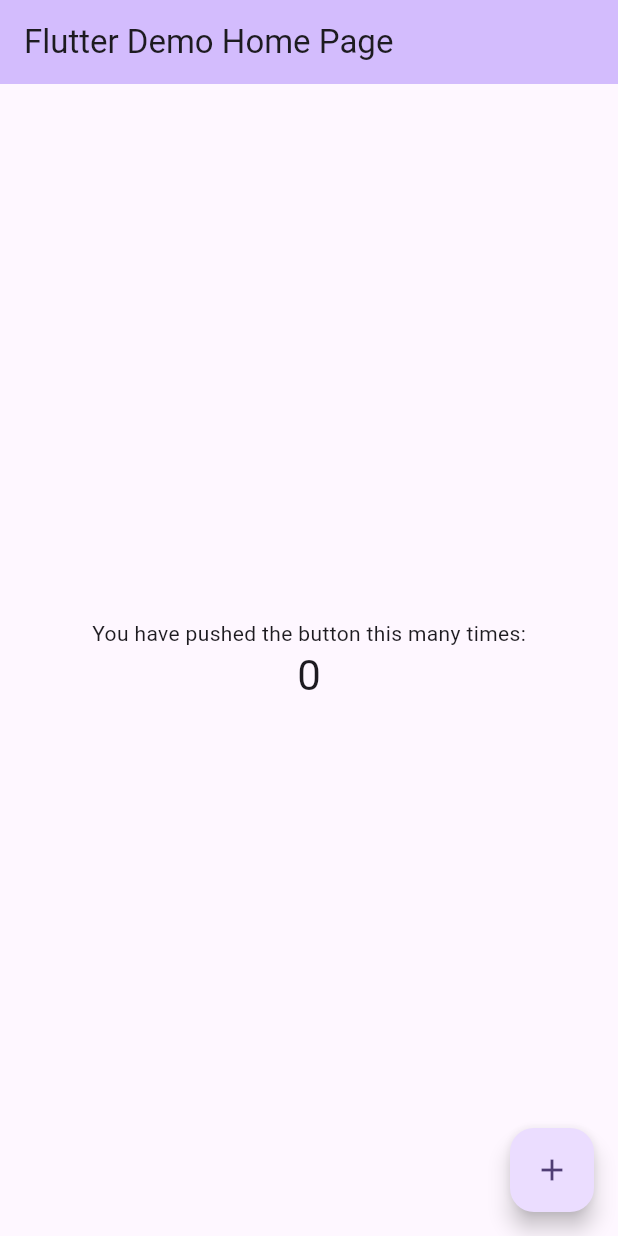
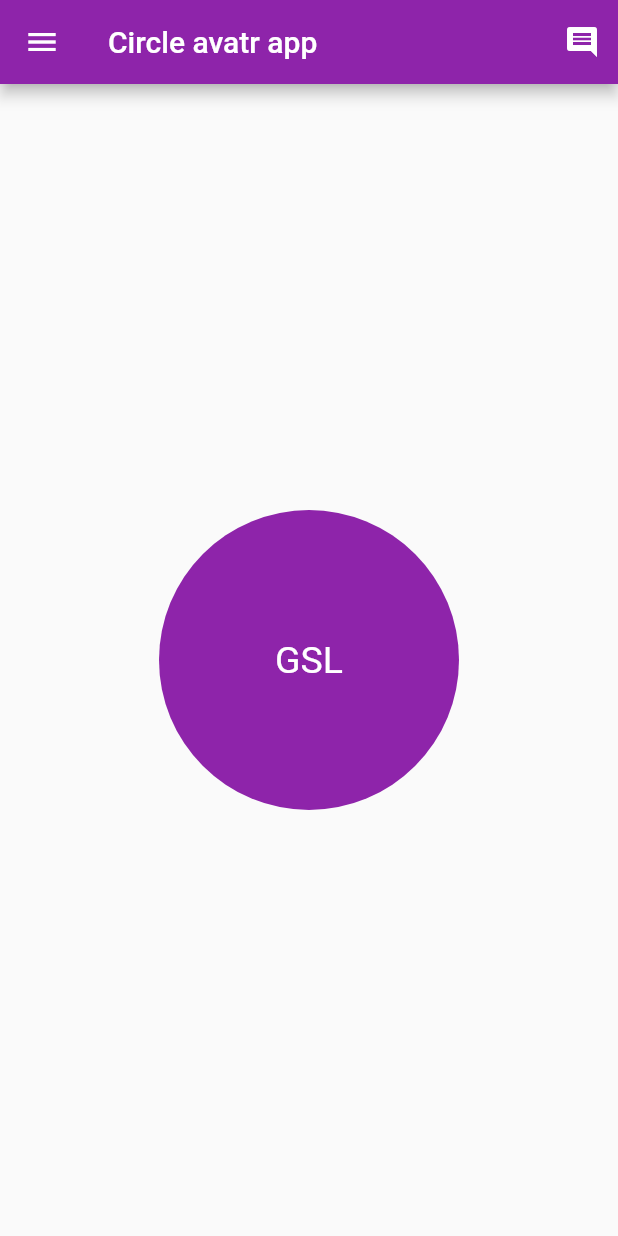
Before and after one commit to KSP11Kavya/circlee_avatarr, a Flutter app: the screen it shows after launch, on a phone screen of 412 x 824 dp. Run offline on Flutter 3.47's test engine with Material 2 defaults, Android fonts, the phone set to English and light mode, and no system bars.

Commit message:
Circle Avatr simple

```diff
--- a/lib/main.dart
+++ b/lib/main.dart
@@ -1,125 +1,36 @@
 import 'package:flutter/material.dart';
 
 void main() {
-  runApp(const MyApp());
-}
-
-class MyApp extends StatelessWidget {
-  const MyApp({super.key});
-
-  // This widget is the root of your application.
-  @override
-  Widget build(BuildContext context) {
-    return MaterialApp(
-      title: 'Flutter Demo',
-      theme: ThemeData(
-        // This is the theme of your application.
-        //
-        // TRY THIS: Try running your application with "flutter run". You'll see
-        // the application has a blue toolbar. Then, without quitting the app,
-        // try changing the seedColor in the colorScheme below to Colors.green
-        // and then invoke "hot reload" (save your changes or press the "hot
-        // reload" button in a Flutter-supported IDE, or press "r" if you used
-        // the command line to start the app).
-        //
-        // Notice that the counter didn't reset back to zero; the application
-        // state is not lost during the reload. To reset the state, use hot
-        // restart instead.
-        //
-        // This works for code too, not just values: Most code changes can be
-        // tested with just a hot reload.
-        colorScheme: ColorScheme.fromSeed(seedColor: Colors.deepPurple),
-        useMaterial3: true,
-      ),
-      home: const MyHomePage(title: 'Flutter Demo Home Page'),
-    );
-  }
-}
-
-class MyHomePage extends StatefulWidget {
-  const MyHomePage({super.key, required this.title});
-
-  // This widget is the home page of your application. It is stateful, meaning
-  // that it has a State object (defined below) that contains fields that affect
-  // how it looks.
-
-  // This class is the configuration for the state. It holds the values (in this
-  // case the title) provided by the parent (in this case the App widget) and
-  // used by the build method of the State. Fields in a Widget subclass are
-  // always marked "final".
-
-  final String title;
-
-  @override
-  State<MyHomePage> createState() => _MyHomePageState();
-}
-
-class _MyHomePageState extends State<MyHomePage> {
-  int _counter = 0;
-
-  void _incrementCounter() {
-    setState(() {
-      // This call to setState tells the Flutter framework that something has
-      // changed in this State, which causes it to rerun the build method below
-      // so that the display can reflect the updated values. If we changed
-      // _counter without calling setState(), then the build method would not be
-      // called again, and so nothing would appear to happen.
-      _counter++;
-    });
-  }
-
-  @override
-  Widget build(BuildContext context) {
-    // This method is rerun every time setState is called, for instance as done
-    // by the _incrementCounter method above.
-    //
-    // The Flutter framework has been optimized to make rerunning build methods
-    // fast, so that you can just rebuild anything that needs updating rather
-    // than having to individually change instances of widgets.
-    return Scaffold(
+  runApp(MaterialApp(
+    home: Scaffold(
       appBar: AppBar(
-        // TRY THIS: Try changing the color here to a specific color (to
-        // Colors.amber, perhaps?) and trigger a hot reload to see the AppBar
-        // change color while the other colors stay the same.
-        backgroundColor: Theme.of(context).colorScheme.inversePrimary,
-        // Here we take the value from the MyHomePage object that was created by
-        // the App.build method, and use it to set our appbar title.
-        title: Text(widget.title),
+        title: Text('Circle avatr app'),
+        backgroundColor: Colors.purple[600],
+        leading: IconButton(
+          icon: Icon(Icons.menu),
+          onPressed: () {},
+        ),
+        actions: <Widget>[
+          IconButton(
+            onPressed: () {},
+            icon: Icon(Icons.comment),
+          )
+        ],
       ),
       body: Center(
-        // Center is a layout widget. It takes a single child and positions it
-        // in the middle of the parent.
-        child: Column(
-          // Column is also a layout widget. It takes a list of children and
-          // arranges them vertically. By default, it sizes itself to fit its
-          // children horizontally, and tries to be as tall as its parent.
-          //
-          // Column has various properties to control how it sizes itself and
-          // how it positions its children. Here we use mainAxisAlignment to
-          // center the children vertically; the main axis here is the vertical
-          // axis because Columns are vertical (the cross axis would be
-          // horizontal).
-          //
-          // TRY THIS: Invoke "debug painting" (choose the "Toggle Debug Paint"
-          // action in the IDE, or press "p" in the console), to see the
-          // wireframe for each widget.
-          mainAxisAlignment: MainAxisAlignment.center,
-          children: <Widget>[
-            const Text(
-              'You have pushed the button this many times:',
+        child: CircleAvatar(
+          backgroundColor: Colors.purple[600],
+          radius: 100,
+          child: Text(
+            'GSL',
+            style: TextStyle(
+              fontSize: 25,
+              color: Colors.white,
             ),
-            Text(
-              '$_counter',
-              style: Theme.of(context).textTheme.headlineMedium,
-            ),
-          ],
+          ),
         ),
       ),
-      floatingActionButton: FloatingActionButton(
-        onPressed: _incrementCounter,
-        tooltip: 'Increment',
-        child: const Icon(Icons.add),
-      ), // This trailing comma makes auto-formatting nicer for build methods.
-    );
-  }
+    ),
+    debugShowCheckedModeBanner: false,
+  ));
 }
```
